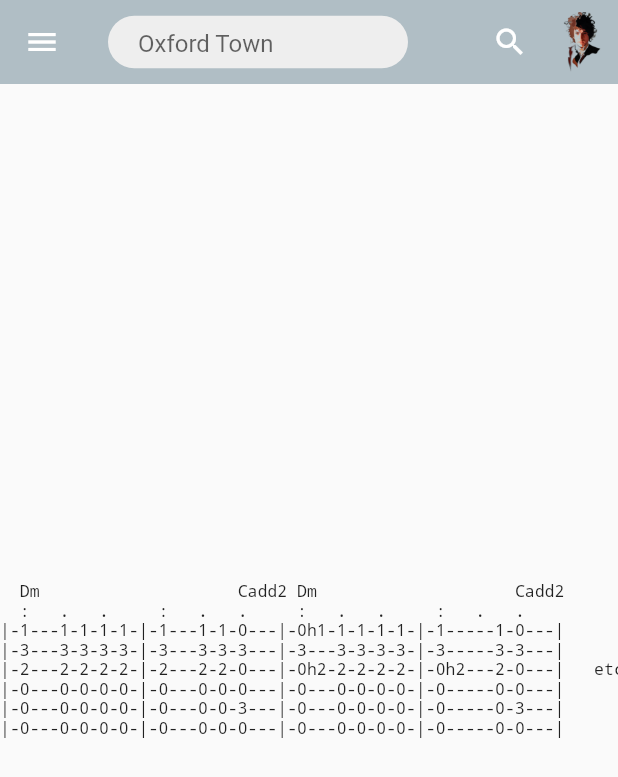
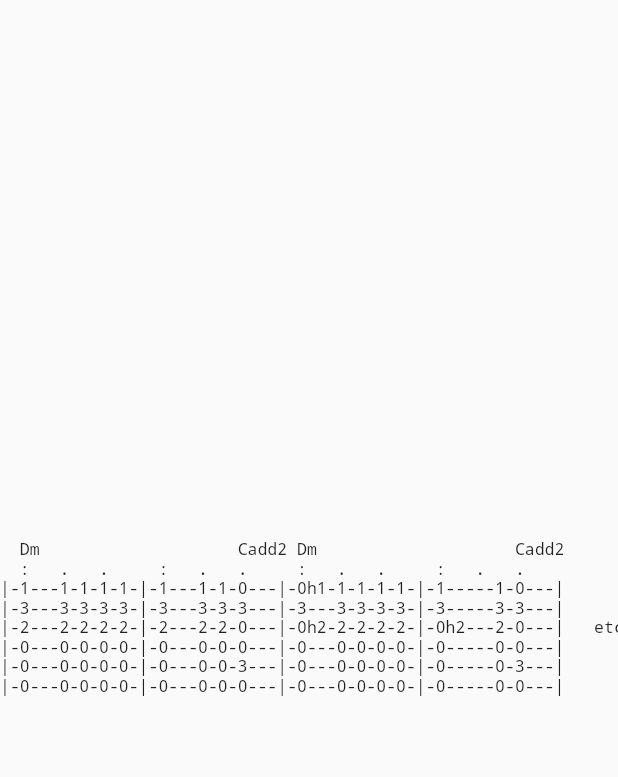
Before and after one commit to pibendik/dylanchords, a Flutter app: the HarpPage screen opened directly, on a phone screen of 412 x 824 dp. Shown: the top 777 px of the screen. Run offline on Flutter 3.47's test engine with Material 2 defaults, Android fonts, the light colour scheme and no system bars; our stand-ins replace google_fonts; Roboto replaces fonts that are missing (Monospace).

Commit message:
Stable commit for demos

```diff
--- /dev/null
+++ b/lib/help/harp.dart
@@ -0,0 +1,26 @@
+import 'package:flutter/material.dart';
+
+import '../utilities/green_drawer.dart';
+import '../utilities/tabs.dart';
+
+class HarpPage extends StatelessWidget {
+  const HarpPage({super.key});
+
+  @override
+  Widget build(BuildContext context) {
+    return Scaffold(
+      drawer: const GreenDrawer(),
+      body: Center(
+        // this part was just because I needed a place to test my Tabs widget
+        child: Tabs(text: """  Dm                    Cadd2 Dm                    Cadd2
+  :   .   .     :   .   .     :   .   .     :   .   .
+|-1---1-1-1-1-|-1---1-1-0---|-0h1-1-1-1-1-|-1-----1-0---|
+|-3---3-3-3-3-|-3---3-3-3---|-3---3-3-3-3-|-3-----3-3---|
+|-2---2-2-2-2-|-2---2-2-0---|-0h2-2-2-2-2-|-0h2---2-0---|   etc.
+|-0---0-0-0-0-|-0---0-0-0---|-0---0-0-0-0-|-0-----0-0---|
+|-0---0-0-0-0-|-0---0-0-3---|-0---0-0-0-0-|-0-----0-3---|
+|-0---0-0-0-0-|-0---0-0-0---|-0---0-0-0-0-|-0-----0-0---|"""),
+      ),
+    );
+  }
+}
--- a/lib/help/help_chords_and_tabs.dart
+++ b/lib/help/help_chords_and_tabs.dart
@@ -1,7 +1,6 @@
 import 'package:flutter/material.dart';
 import 'package:google_fonts/google_fonts.dart';
 
-import '../utilities/bar_dylan.dart';
 import '../utilities/green_drawer.dart';
 
 class ChordsAndTabsPraxisPage extends StatelessWidget {
@@ -10,7 +9,6 @@ class ChordsAndTabsPraxisPage extends StatelessWidget {
   @override
   Widget build(BuildContext context) {
     return Scaffold(
-      appBar: BarDylan(),
       drawer: const GreenDrawer(),
       body: Padding(
         padding: const EdgeInsets.all(18),
--- a/lib/help/help_chords_theory.dart
+++ b/lib/help/help_chords_theory.dart
@@ -2,7 +2,6 @@
 import 'package:flutter/material.dart';
 import 'package:google_fonts/google_fonts.dart';
 
-import '../utilities/bar_dylan.dart';
 import '../utilities/green_drawer.dart';
 
 class ChordsTheoryPage extends StatelessWidget {
@@ -11,7 +10,6 @@ class ChordsTheoryPage extends StatelessWidget {
   @override
   Widget build(BuildContext context) {
     return Scaffold(
-      appBar: BarDylan(),
       drawer: const GreenDrawer(),
       body: Padding(
         padding: const EdgeInsets.all(1.0),
--- a/lib/pages.dart
+++ b/lib/pages.dart
@@ -1,27 +1,6 @@
 import 'package:dylanchords/utilities/bar_dylan.dart';
 import 'package:dylanchords/utilities/green_drawer.dart';
-import 'package:dylanchords/utilities/tabs.dart';
 import 'package:flutter/material.dart';
-
-
-
-
-class HelpPage extends StatelessWidget {
-  const HelpPage({super.key});
-
-  @override
-  Widget build(BuildContext context) {
-    return Scaffold(
-      appBar: BarDylan(),
-      drawer: const GreenDrawer(),
-      body: const Center(
-        child: Text("Help"),
-      ),
-    );
-  }
-}
-
-
 
 
 
@@ -70,30 +49,6 @@ class TuningsPage extends StatelessWidget {
   }
 }
 
-
-class HarpPage extends StatelessWidget {
-  const HarpPage({super.key});
-
-  @override
-  Widget build(BuildContext context) {
-    return Scaffold(
-      appBar: BarDylan(),
-      drawer: const GreenDrawer(),
-      body: Center(
-        // this part was just because I needed a place to test my Tabs widget
-        child: Tabs(text: """  Dm                    Cadd2 Dm                    Cadd2
-  :   .   .     :   .   .     :   .   .     :   .   .
-|-1---1-1-1-1-|-1---1-1-0---|-0h1-1-1-1-1-|-1-----1-0---|
-|-3---3-3-3-3-|-3---3-3-3---|-3---3-3-3-3-|-3-----3-3---|
-|-2---2-2-2-2-|-2---2-2-0---|-0h2-2-2-2-2-|-0h2---2-0---|   etc.
-|-0---0-0-0-0-|-0---0-0-0---|-0---0-0-0-0-|-0-----0-0---|
-|-0---0-0-0-0-|-0---0-0-3---|-0---0-0-0-0-|-0-----0-3---|
-|-0---0-0-0-0-|-0---0-0-0---|-0---0-0-0-0-|-0-----0-0---|"""),
-      ),
-    );
-  }
-}
-
 class RequestsPage extends StatelessWidget {
   const RequestsPage({super.key});
 
```
Also changed, not shown: lib/help/general_priniciples.dart (+3 -5 lines), lib/help/help.dart (added, +63 -0 lines), lib/utilities/green_drawer.dart (+14 -0 lines).
